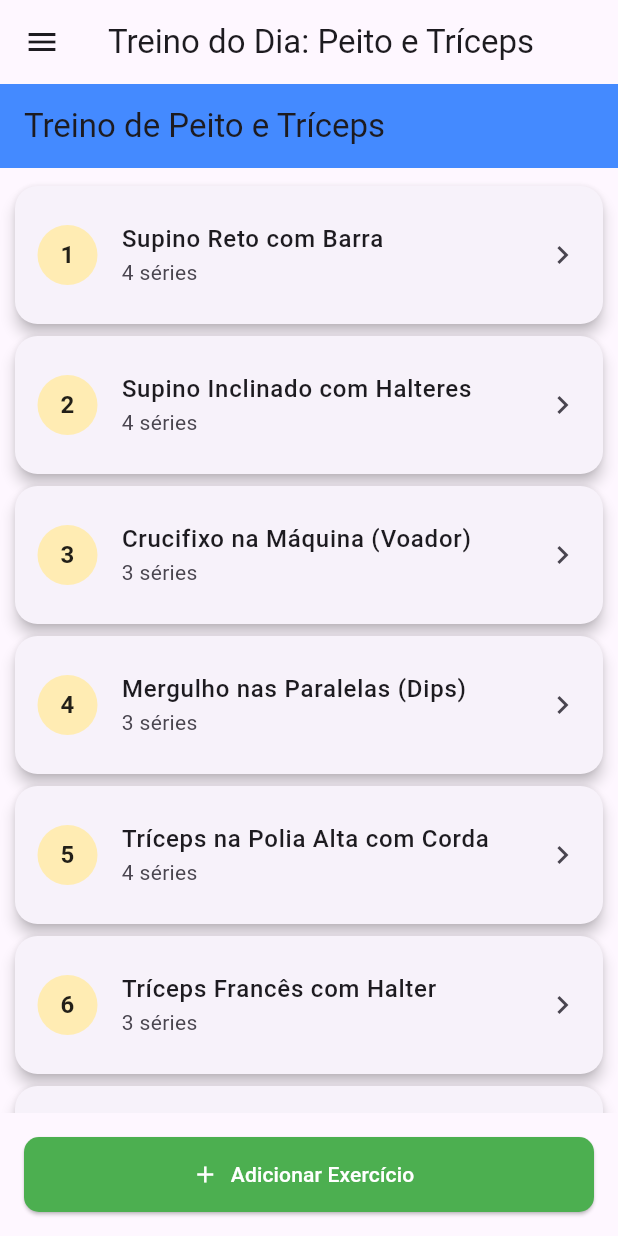
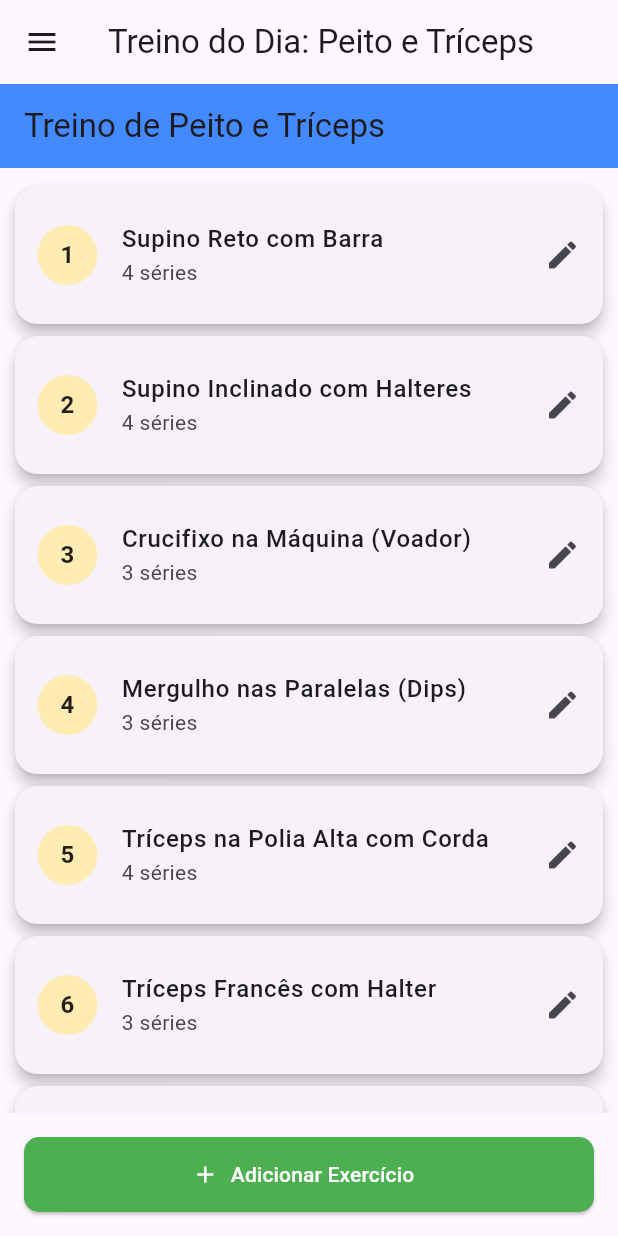
Before and after one commit to pancollenn/MC656-BeeFit, a Flutter app: the screen it shows after launch, after a tap on "Adicionar Exercício", on a phone screen of 412 x 824 dp. Run offline on Flutter 3.47's test engine with Material 3 defaults, Android fonts, the phone set to English and light mode, and no system bars; our stand-ins replace shared_preferences; accounts and stored records are empty.

```diff
--- a/my_app/lib/models/exercise_model.dart
+++ b/my_app/lib/models/exercise_model.dart
@@ -1,6 +1,24 @@
+// lib/models/exercise_model.dart
+
 class Exercise {
-  final String name;
-  final String series;
+  String name;
+  String series;
 
-  const Exercise({required this.name, required this.series});
+  Exercise({required this.name, required this.series});
+
+  // NOVO: Método para converter um objeto Exercise em um Map (formato JSON)
+  Map<String, dynamic> toJson() {
+    return {
+      'name': name,
+      'series': series,
+    };
+  }
+
+  // NOVO: "Factory constructor" para criar um Exercise a partir de um Map
+  factory Exercise.fromJson(Map<String, dynamic> json) {
+    return Exercise(
+      name: json['name'] as String,
+      series: json['series'] as String,
+    );
+  }
 }
--- a/my_app/lib/screens/training_page.dart
+++ b/my_app/lib/screens/training_page.dart
@@ -1,8 +1,12 @@
 import 'package:flutter/material.dart';
-import '../models/exercise_model.dart'; // Certifique-se de que este caminho está correto
+import '../models/exercise_model.dart';
 import 'edit_exercise_page.dart';
 
-// 1. Transformar em StatefulWidget
+// --- NOVAS IMPORTAÇÕES ---
+import 'dart:io';                 // Para lidar com arquivos (File)
+import 'dart:convert';            // Para codificar/decodificar JSON
+import 'package:path_provider/path_provider.dart'; // Para encontrar o caminho de salvamento
+
 class TrainingPage extends StatefulWidget {
   const TrainingPage({Key? key}) : super(key: key);
 
@@ -11,8 +15,49 @@ class TrainingPage extends StatefulWidget {
 }
 
 class _TrainingPageState extends State<TrainingPage> {
-  // 2. Mover a lista de exercícios para o State e torná-la mutável
-  List<Exercise> chestAndTricepsWorkout = [
+  List<Exercise> chestAndTricepsWorkout = []; // Inicia a lista vazia
+  bool _isLoading = true; // NOVO: Flag para controlar o estado de carregamento
+
+  @override
+  void initState() {
+    super.initState();
+    _loadExercises(); // NOVO: Carrega os exercícios quando a página inicia
+  }
+
+  // --- NOVAS FUNÇÕES DE SALVAR E CARREGAR ---
+
+  // Encontra o caminho e o arquivo onde os dados serão salvos
+  Future<File> _getFile() async {
+    final directory = await getApplicationDocumentsDirectory();
+    final path = directory.path;
+    return File('$path/workout.json');
+  }
+
+  // Salva a lista atual de exercícios no arquivo JSON
+  Future<void> _saveExercises() async {
+    final file = await _getFile();
+    // Converte a lista de exercícios para uma lista de JSON
+    final List<Map<String, dynamic>> exercisesJson =
+        chestAndTricepsWorkout.map((exercise) => exercise.toJson()).toList();
+    // Escreve a string JSON no arquivo
+    await file.writeAsString(jsonEncode(exercisesJson));
+  }
+
+  // Carrega os exercícios do arquivo JSON
+  Future<void> _loadExercises() async {
+    try {
+      final file = await _getFile();
+      if (await file.exists()) {
+        final contents = await file.readAsString();
+        final List<dynamic> exercisesJson = jsonDecode(contents);
+        setState(() {
+          chestAndTricepsWorkout =
+              exercisesJson.map((json) => Exercise.fromJson(json)).toList();
+        });
+      } else {
+         // Se o arquivo não existe, carrega a lista padrão
+        setState(() {
+          chestAndTricepsWorkout = [
             Exercise(name: 'Supino Reto com Barra', series: '4 séries'),
             Exercise(name: 'Supino Inclinado com Halteres', series: '4 séries'),
             Exercise(name: 'Crucifixo na Máquina (Voador)', series: '3 séries'),
@@ -20,19 +65,26 @@ class _TrainingPageState extends State<TrainingPage> {
             Exercise(name: 'Tríceps na Polia Alta com Corda', series: '4 séries'),
             Exercise(name: 'Tríceps Francês com Halter', series: '3 séries'),
           ];
+        });
+      }
+    } catch (e) {
+      print("Erro ao carregar exercícios: $e");
+    } finally {
+      setState(() {
+        _isLoading = false; // Finaliza o carregamento
+      });
+    }
+  }
 
-  // Função para adicionar um novo exercício
+  // --- FIM DAS NOVAS FUNÇÕES ---
+
   void _addExercise() {
     setState(() {
-      // Aqui você pode adicionar lógica para abrir uma tela de formulário
-      // para o usuário preencher os detalhes do novo exercício.
-      // Por enquanto, vamos adicionar um exercício de exemplo.
       chestAndTricepsWorkout.add(
         Exercise(name: 'Novo Exercício Adicionado', series: '3 séries de 12'),
       );
     });
-    // Você pode querer rolar para o final da lista após adicionar um item
-    // ou exibir uma mensagem de sucesso.
+    _saveExercises(); // NOVO: Salva após adicionar
   }
 
   void _navigateToEditPage(BuildContext context, int index) async {
@@ -45,12 +97,13 @@ class _TrainingPageState extends State<TrainingPage> {
       ),
     );
 
-    // MUDANÇA AQUI: Adicionamos a lógica para tratar a exclusão
+    bool shouldSave = false; // Flag para saber se precisa salvar
+
     if (result == 'DELETE') {
       setState(() {
         chestAndTricepsWorkout.removeAt(index);
       });
-      // Opcional: Mostrar uma mensagem de confirmação
+      shouldSave = true;
       ScaffoldMessenger.of(context).showSnackBar(
         const SnackBar(
           content: Text('Exercício apagado com sucesso.'),
@@ -61,18 +114,25 @@ class _TrainingPageState extends State<TrainingPage> {
       setState(() {
         chestAndTricepsWorkout[index] = result;
       });
+      shouldSave = true;
+    }
+
+    if (shouldSave) {
+      _saveExercises(); // NOVO: Salva após editar ou apagar
     }
   }
-
 
   @override
   Widget build(BuildContext context) {
     return Scaffold(
       appBar: AppBar(
         title: const Text('Treino de Peito e Tríceps'),
-        backgroundColor: Colors.blueAccent, // Ou sua cor preferida
+        backgroundColor: Colors.blueAccent,
       ),
-      body: Column(
+      // NOVO: Mostra um indicador de carregamento enquanto os dados não chegam
+      body: _isLoading
+          ? const Center(child: CircularProgressIndicator())
+          : Column(
               children: [
                 Expanded(
                   child: ListView.builder(
@@ -81,35 +141,41 @@ class _TrainingPageState extends State<TrainingPage> {
                     itemBuilder: (BuildContext context, int index) {
                       final exercise = chestAndTricepsWorkout[index];
                       return Card(
-                  margin: const EdgeInsets.symmetric(horizontal: 10.0, vertical: 4.0),
+                        margin: const EdgeInsets.symmetric(
+                            horizontal: 10.0, vertical: 4.0),
                         child: ListTile(
-                    contentPadding: const EdgeInsets.symmetric(vertical: 10.0, horizontal: 15.0),
+                          contentPadding: const EdgeInsets.symmetric(
+                              vertical: 10.0, horizontal: 15.0),
                           leading: CircleAvatar(
                             backgroundColor: Colors.amber[100],
-                      child: Text('${index + 1}', style: const TextStyle(fontWeight: FontWeight.bold, color: Colors.black87)),
+                            child: Text('${index + 1}',
+                                style: const TextStyle(
+                                    fontWeight: FontWeight.bold,
+                                    color: Colors.black87)),
                           ),
-                    title: Text(exercise.name, style: const TextStyle(fontWeight: FontWeight.w500)),
+                          title: Text(exercise.name,
+                              style:
+                                  const TextStyle(fontWeight: FontWeight.w500)),
                           subtitle: Text(exercise.series),
-                    trailing: const Icon(Icons.chevron_right),
+                          trailing: const Icon(Icons.edit), // Ícone alterado
                           onTap: () => _navigateToEditPage(context, index),
                         ),
                       );
                     },
                   ),
                 ),
-          // 3. Adicionar o botão "Adicionar Exercício"
                 Padding(
                   padding: const EdgeInsets.all(16.0),
                   child: ElevatedButton.icon(
-              onPressed: _addExercise, // Chama a função para adicionar exercício
+                    onPressed: _addExercise,
                     icon: const Icon(Icons.add),
                     label: const Text('Adicionar Exercício'),
                     style: ElevatedButton.styleFrom(
-                minimumSize: const Size.fromHeight(50), // Botão de largura total
-                backgroundColor: Colors.green, // Cor do botão
-                foregroundColor: Colors.white, // Cor do texto e ícone
+                      minimumSize: const Size.fromHeight(50),
+                      backgroundColor: Colors.green,
+                      foregroundColor: Colors.white,
                       shape: RoundedRectangleBorder(
-                  borderRadius: BorderRadius.circular(10.0), // Bordas arredondadas
+                        borderRadius: BorderRadius.circular(10.0),
                       ),
                     ),
                   ),
--- a/my_app/pubspec.yaml
+++ b/my_app/pubspec.yaml
@@ -33,6 +33,9 @@ dependencies:
 
   shared_preferences: ^2.2.2 # Você pode usar a versão mais recente
 
+  # Pacote para encontrar o caminho correto para salvar arquivos no Android e iOS
+  path_provider: ^2.0.11
+
   # The following adds the Cupertino Icons font to your application.
   # Use with the CupertinoIcons class for iOS style icons.
   cupertino_icons: ^1.0.8
@@ -47,6 +50,7 @@ dev_dependencies:
   # package. See that file for information about deactivating specific lint
   # rules and activating additional ones.
   flutter_lints: ^6.0.0
+  # Pacotes para gerar código de conversão JSON automaticamente (melhor prática)
 
 # For information on the generic Dart part of this file, see the
 # following page: https://dart.dev/tools/pub/pubspec
```
Also changed, not shown: my_app/pubspec.lock, 1 other file. Lines whose indentation alone changed are shown as unchanged.
